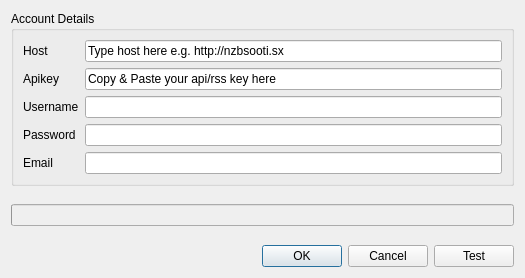
ensisoft/newsflash-plus, file app/gui/dlgnewznab.ui: the form before one commit.
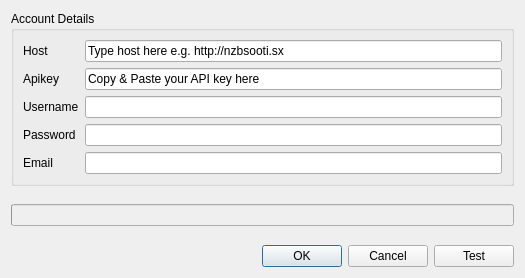
The form after the commit.

The edit to the form file:
```diff
--- a/app/gui/dlgnewznab.ui
+++ b/app/gui/dlgnewznab.ui
@@ -149,7 +149,7 @@
 &lt;p style=&quot; margin-top:0px; margin-bottom:0px; margin-left:0px; margin-right:0px; -qt-block-indent:0; text-indent:0px;&quot;&gt;&lt;span style=&quot; font-family:'Sans Serif'; font-size:8pt; font-weight:600;&quot;&gt;&quot;123412341234e03880fb1234eee1234&quot;&lt;/span&gt;&lt;/p&gt;&lt;/body&gt;&lt;/html&gt;</string>
           </property>
           <property name="text">
-           <string>Copy &amp; Paste your api/rss key here</string>
+           <string>Copy &amp; Paste your API key here</string>
           </property>
          </widget>
         </item>
```
